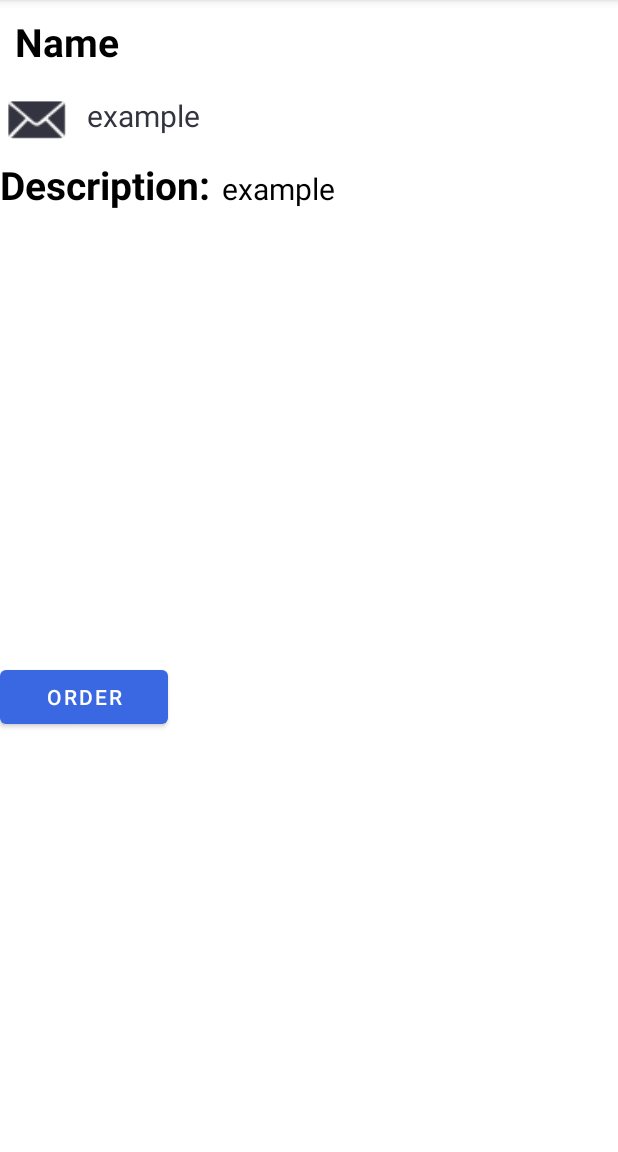
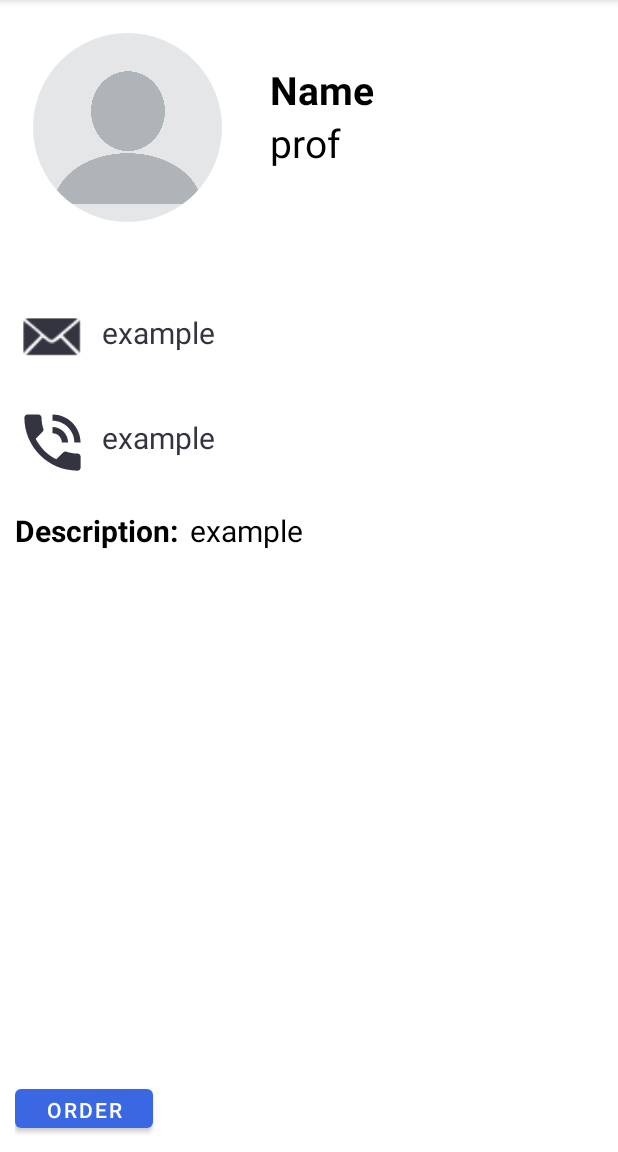
Before and after one commit to adimor1/HandIt, an Android app: the ProfessionalDetailsActivity screen opened directly, with no data from a screen before it, on a phone screen of 412 x 824 dp, the part 84-1236 px from its top. Run offline under Robolectric (Android 15) with nearby library versions, the phone set to English and light mode, and no system bars; our stand-ins replace CircleImageView, Firebase (no records; nobody signed in at launch, a user with empty details on screens opened directly).

Commit message:
details info

```diff
--- a/app/src/main/java/com/example/myapplication/Activities/ProfessionalDetailsActivity.java
+++ b/app/src/main/java/com/example/myapplication/Activities/ProfessionalDetailsActivity.java
@@ -3,6 +3,7 @@ package com.example.myapplication.Activities;
 import androidx.appcompat.app.AppCompatActivity;
 
 import android.app.Dialog;
+import android.net.Uri;
 import android.os.Bundle;
 import android.view.View;
 import android.view.Window;
@@ -24,25 +25,41 @@ public class ProfessionalDetailsActivity extends AppCompatActivity {
     private Button orderBtn;
     String emailFromTv;
     TextView tvEmail;
-    TextView infoTv;
+    TextView tvName;
+    TextView tvProf;
+    TextView tvPhone;
+    TextView tvDescription;
+    Uri image;
 
     @Override
     protected void onCreate(Bundle savedInstanceState) {
         super.onCreate(savedInstanceState);
+        setContentView(R.layout.activity_professional_details);
 
-
-        setContentView(R.layout.activity_professional_details);
         orderBtn = findViewById(R.id.orderBtn);
-        tvEmail = (TextView) findViewById(R.id.tvEmailDetails);
-        TextView tvDescription = (TextView) findViewById(R.id.tvDescriptionDetails);
+        tvEmail = findViewById(R.id.tvEmailDetails);
+        tvName = findViewById(R.id.nameDetails);
+        tvDescription = findViewById(R.id.tvDescriptionDetails);
+        tvPhone = findViewById(R.id.phoneDetails);
+        tvProf = findViewById(R.id.profDetails);
 
         if(getIntent().hasExtra("selected_user")){
             User user = getIntent().getParcelableExtra("selected_user");
             String email = user.getEmail();
+            String name = user.getFirstName() + " " + user.getLastName();
+            String profession = user.getProfession();
             String description= user.getDescription();
+            String phone = user.getPhone();
+            String seniority= user.getSeniority();
+            String image = user.getUriImage();
+            String countRating = String.valueOf(user.getCountRating());
+            String sumRating = String.valueOf(user.getSumRating());
 
+            tvName.setText(name);
             tvEmail.setText(email);
             tvDescription.setText(description);
+            tvPhone.setText(phone);
+            tvProf.setText(profession);
         }
 
         orderBtn.setOnClickListener(new View.OnClickListener() {
--- a/app/src/main/res/layout/activity_professional_details.xml
+++ b/app/src/main/res/layout/activity_professional_details.xml
@@ -6,22 +6,57 @@
     android:layout_width="match_parent"
     android:layout_height="match_parent"
     android:orientation="vertical"
-    tools:context=".Activities.ProfessionalDetailsActivity">
+    tools:context=".Activities.ProfessionalDetailsActivity"
+    android:padding="10dp">
+
+    <LinearLayout
+        android:layout_width="match_parent"
+        android:layout_height="180dp"
+        android:orientation="horizontal">
+
+        <de.hdodenhof.circleimageview.CircleImageView
+            android:id="@+id/imageDetails"
+            android:layout_width="150dp"
+            android:layout_height="150dp"
+            android:layout_centerHorizontal="true"
+            android:alpha="1"
+            tools:ignore="MissingClass"
+            android:padding="12dp"
+            android:src="@drawable/empyavatar" />
+
+        <LinearLayout
+            android:layout_width="match_parent"
+            android:layout_height="135dp"
+            android:layout_weight="1"
+            android:orientation="vertical"
+            android:paddingLeft="20dp"
+            android:paddingTop="32dp">
 
             <TextView
+                android:id="@+id/nameDetails"
                 android:layout_width="wrap_content"
                 android:layout_height="wrap_content"
                 android:text="Name"
                 android:textColor="@color/black"
                 android:textSize="26sp"
-        android:textStyle="bold"
-        android:padding="10dp"
-        />
+                android:textStyle="bold" />
+
+            <TextView
+                android:id="@+id/profDetails"
+                android:layout_width="wrap_content"
+                android:layout_height="wrap_content"
+                android:text="prof"
+                android:textColor="@color/black"
+                android:textSize="26sp" />
+        </LinearLayout>
+
+    </LinearLayout>
 
     <LinearLayout
         android:layout_width="wrap_content"
         android:layout_height="wrap_content"
         android:layout_gravity="center_vertical"
+        android:layout_marginTop="10dp"
         android:orientation="horizontal">
 
         <ImageView
@@ -30,18 +65,17 @@
             android:layout_height="50dp"
             android:layout_weight="1"
             app:srcCompat="@android:drawable/sym_action_email"
-            app:tint="@color/purple_200"
-            />
+            app:tint="@color/purple_200" />
 
         <TextView
             android:id="@+id/tvEmailDetails"
             android:layout_width="wrap_content"
             android:layout_height="wrap_content"
             android:layout_marginLeft="8dp"
+            android:paddingTop="8dp"
             android:text="example"
             android:textColor="@color/purple_700"
-            android:textSize="20sp"
-            android:paddingTop="8dp"/>
+            android:textSize="20sp" />
 
     </LinearLayout>
 
@@ -49,20 +83,47 @@
         android:layout_width="wrap_content"
         android:layout_height="wrap_content"
         android:layout_gravity="center_vertical"
-        android:orientation="horizontal">
+        android:orientation="horizontal"
+        android:layout_marginTop="20dp">
+
+        <ImageView
+            android:id="@+id/imageView2"
+            app:srcCompat="@android:drawable/stat_sys_speakerphone"
+            android:layout_width="50dp"
+            android:layout_height="50dp"
+            android:layout_weight="1"
+            app:tint="@color/purple_200"/>
+
+        <TextView
+            android:id="@+id/phoneDetails"
+            android:layout_width="215dp"
+            android:layout_height="wrap_content"
+            android:layout_marginLeft="8dp"
+            android:paddingTop="8dp"
+            android:text="example"
+            android:textColor="@color/purple_700"
+            android:textSize="20sp" />
+    </LinearLayout>
+
+    <LinearLayout
+        android:layout_width="wrap_content"
+        android:layout_height="wrap_content"
+        android:layout_gravity="center_vertical"
+        android:orientation="horizontal"
+        android:layout_marginTop="20dp">
 
         <TextView
             android:layout_width="wrap_content"
             android:layout_height="wrap_content"
             android:text="Description:"
             android:textColor="@color/black"
-            android:textSize="26sp"
+            android:textSize="20sp"
             android:textStyle="bold"/>
 
         <TextView
             android:id="@+id/tvDescriptionDetails"
             android:layout_width="wrap_content"
-            android:layout_height="wrap_content"
+            android:layout_height="80dp"
             android:layout_marginLeft="8dp"
             android:text="example"
             android:textColor="@color/black"
```
Lines whose indentation alone changed are shown as unchanged.
